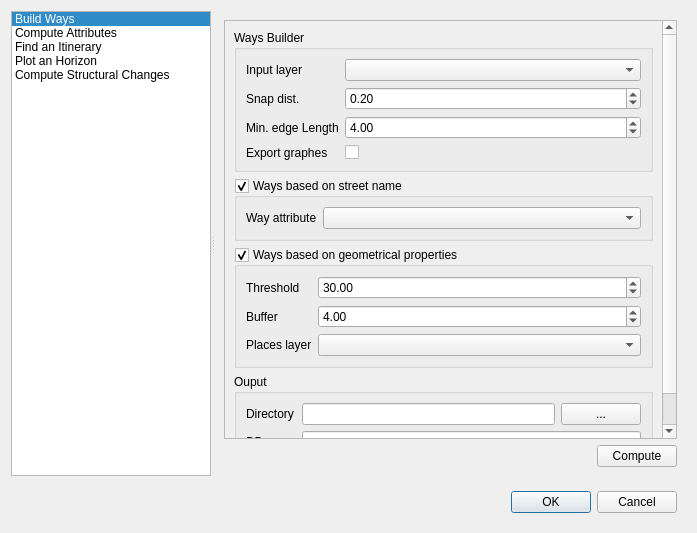
First picture: the form in src/morpheo/gui/ui/morpheo_dialog.ui, repository MorphoCity/morpheo-plugin, before the edit.
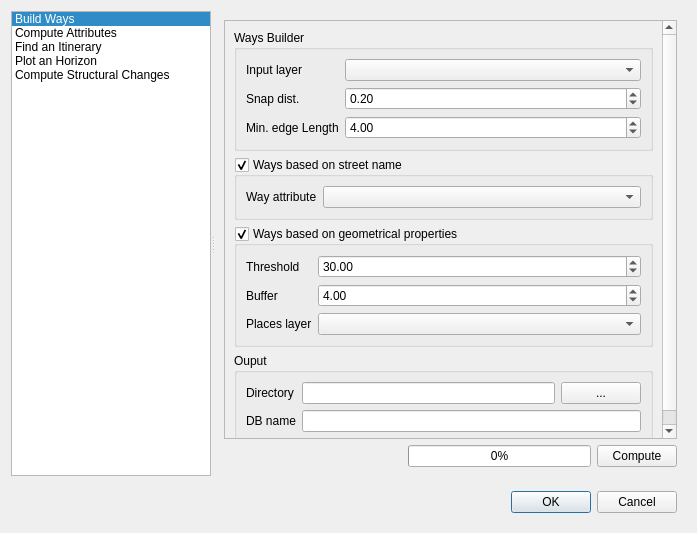
Second picture: the form after the edit.

Commit message:
QGIS Plugin: Launch ways builder
also fixed #4

```diff
--- a/src/morpheo/gui/ui/morpheo_dialog.ui
+++ b/src/morpheo/gui/ui/morpheo_dialog.ui
@@ -145,9 +145,9 @@
               <property name="geometry">
                <rect>
                 <x>0</x>
-                <y>-73</y>
+                <y>0</y>
                 <width>437</width>
-                <height>482</height>
+                <height>455</height>
                </rect>
               </property>
               <property name="sizePolicy">
@@ -228,20 +228,6 @@
                     </property>
                    </widget>
                   </item>
-                  <item row="3" column="0">
-                   <widget class="QLabel" name="label">
-                    <property name="text">
-                     <string>Export graphes</string>
-                    </property>
-                   </widget>
-                  </item>
-                  <item row="3" column="1">
-                   <widget class="QCheckBox" name="cbxWaysBuilderExportGraphes">
-                    <property name="text">
-                     <string/>
-                    </property>
-                   </widget>
-                  </item>
                  </layout>
                 </widget>
                </item>
@@ -430,6 +416,16 @@
                </property>
               </spacer>
              </item>
+             <item>
+              <widget class="QProgressBar" name="pgbComputeWaysBuilder">
+               <property name="maximum">
+                <number>100</number>
+               </property>
+               <property name="value">
+                <number>0</number>
+               </property>
+              </widget>
+             </item>
              <item>
               <widget class="QPushButton" name="pbnComputeWaysBuilder">
                <property name="text">
```
Left out of the diff: 48 changed lines with no effect on the pictures. The commit also changes 1 other file.
